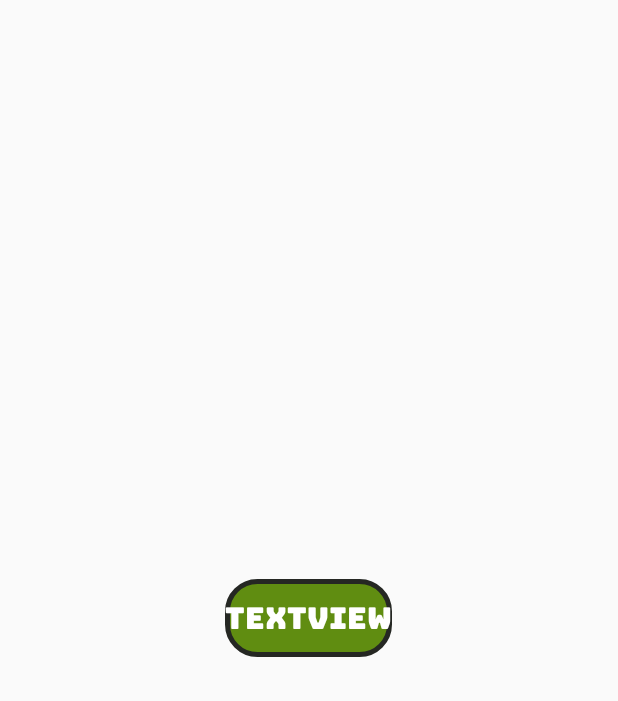
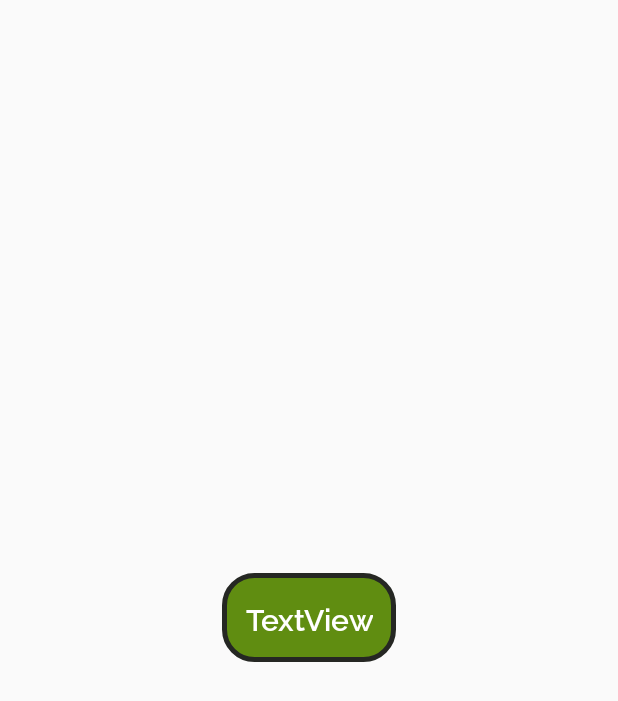
Before and after one commit to Firred/Match_It_Up, an Android app: the layout definition_dialog.xml on its own in the app's theme, with its tools: preview values and no code run, on a phone screen of 412 x 824 dp. Shown: the top 701 px of the screen. Run offline under Robolectric (Android 15) with nearby library versions, the phone set to English and light mode, and no system bars; Roboto replaces fonts that are not available here.

Commit message:
Mejorado el popup de dejar pulsada la definicion

```diff
--- a/app/src/main/AndroidManifest.xml
+++ b/app/src/main/AndroidManifest.xml
@@ -14,7 +14,7 @@
         android:supportsRtl="true"
         android:theme="@style/AppTheme">
         <activity android:name=".dictionary.DictionaryActivity" />
-        <activity android:name=".ProfileActivity" />
+        <activity android:name=".profile.ProfileActivity" />
         <activity android:name=".game.GameActivity" />
         <activity android:name=".MainActivity">
             <intent-filter>
--- a/app/src/main/java/com/example/matchitup/MainActivity.java
+++ b/app/src/main/java/com/example/matchitup/MainActivity.java
@@ -29,6 +29,7 @@ import com.daimajia.androidanimations.library.YoYo;
 import com.eftimoff.viewpagertransformers.*;
 import com.example.matchitup.dictionary.DictionaryActivity;
 import com.example.matchitup.game.GameActivity;
+import com.example.matchitup.profile.ProfileActivity;
 import com.google.android.material.bottomnavigation.BottomNavigationView;
 
 import java.util.Locale;
--- a/app/src/main/java/com/example/matchitup/ProfileActivity.java
+++ b/app/src/main/java/com/example/matchitup/profile/ProfileActivity.java
@@ -1,4 +1,4 @@
-package com.example.matchitup;
+package com.example.matchitup.profile;
 
 import androidx.appcompat.app.AppCompatActivity;
 
@@ -14,6 +14,10 @@ import android.widget.AdapterView;
 import android.widget.ArrayAdapter;
 import android.widget.Spinner;
 import android.widget.TextView;
+
+import com.example.matchitup.LocaleManager;
+import com.example.matchitup.MainActivity;
+import com.example.matchitup.R;
 
 import java.util.ArrayList;
 import java.util.Arrays;
--- a/app/src/main/res/layout/definition_dialog.xml
+++ b/app/src/main/res/layout/definition_dialog.xml
@@ -10,9 +10,10 @@
             android:layout_width="wrap_content"
             android:layout_height="wrap_content"
             android:background="@drawable/button_radius"
-            android:fontFamily="@font/bungee"
+            android:fontFamily="@font/raleway_semibold"
             android:gravity="center"
             android:text="TextView"
             android:textColor="@color/white"
-            android:textSize="20dp" />
+            android:textSize="20sp"
+            android:padding="15dp"/>
 </LinearLayout>
```
Also changed, not shown: app/src/main/java/com/example/matchitup/TestWorker.java (deleted, +0 -31 lines).
